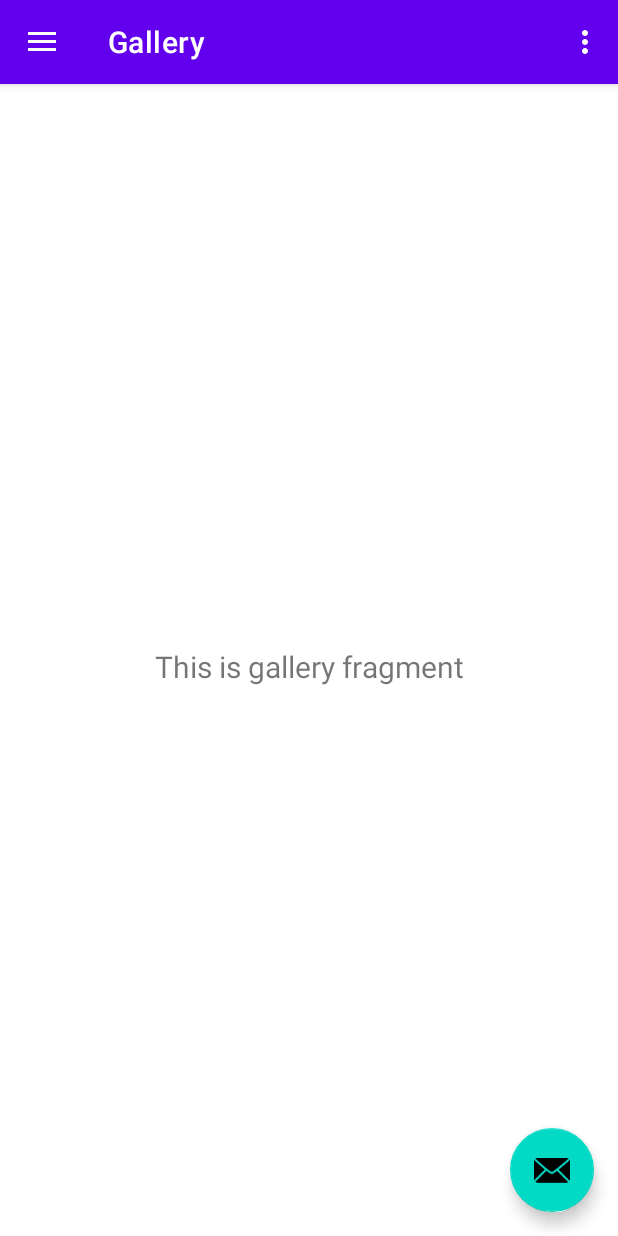
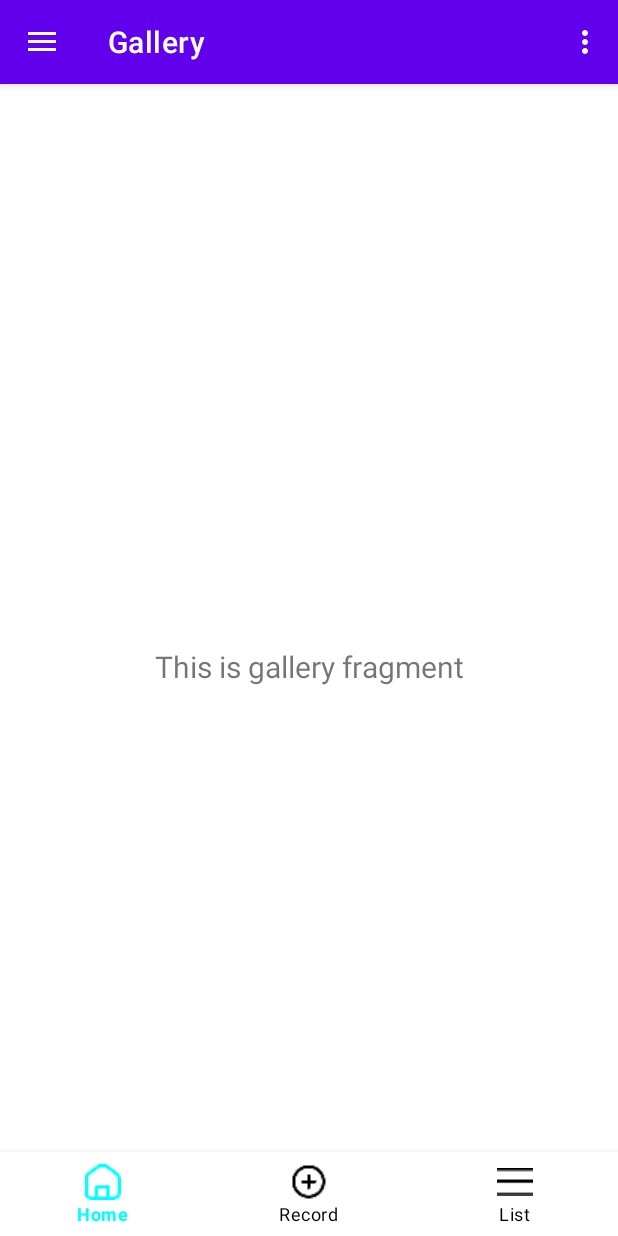
Before and after one commit to Srilashman/MilesTrack, an Android app: the screen it shows after launch (MainActivity), in the side drawer, after a tap on "Gallery", on a phone screen of 412 x 824 dp. Run offline under Robolectric (Android 15) with nearby library versions, the phone set to English and light mode, and no system bars; our stand-ins replace navigation-ui.

Commit message:
Add bottom nav view with functionality

```diff
--- a/app/src/main/java/com/sp/milestrack/MainActivity.java
+++ b/app/src/main/java/com/sp/milestrack/MainActivity.java
@@ -1,12 +1,15 @@
 package com.sp.milestrack;
 
 import android.os.Bundle;
+import android.view.MenuItem;
 import android.view.View;
 import android.view.Menu;
 
+import com.google.android.material.bottomnavigation.BottomNavigationView;
 import com.google.android.material.snackbar.Snackbar;
 import com.google.android.material.navigation.NavigationView;
 
+import androidx.annotation.NonNull;
 import androidx.navigation.NavController;
 import androidx.navigation.Navigation;
 import androidx.navigation.ui.AppBarConfiguration;
@@ -29,13 +32,13 @@ public class MainActivity extends AppCompatActivity {
         setContentView(binding.getRoot());
 
         setSupportActionBar(binding.appBarMain.toolbar);
-        binding.appBarMain.fab.setOnClickListener(new View.OnClickListener() {
-            @Override
-            public void onClick(View view) {
-                Snackbar.make(view, "Replace with your own action", Snackbar.LENGTH_LONG)
-                        .setAction("Action", null).show();
-            }
-        });
+//        binding.appBarMain.fab.setOnClickListener(new View.OnClickListener() {
+//            @Override
+//            public void onClick(View view) {
+//                Snackbar.make(view, "Replace with your own action", Snackbar.LENGTH_LONG)
+//                        .setAction("Action", null).show();
+//            }
+//        });
         DrawerLayout drawer = binding.drawerLayout;
         NavigationView navigationView = binding.navView;
         // Passing each menu ID as a set of Ids because each
@@ -47,6 +50,22 @@ public class MainActivity extends AppCompatActivity {
         NavController navController = Navigation.findNavController(this, R.id.nav_host_fragment_content_main);
         NavigationUI.setupActionBarWithNavController(this, navController, mAppBarConfiguration);
         NavigationUI.setupWithNavController(navigationView, navController);
+        BottomNavigationView bottomNavigationView = findViewById(R.id.bottomNavigationView);
+
+        bottomNavigationView.setOnNavigationItemSelectedListener(new BottomNavigationView.OnNavigationItemSelectedListener() {
+            @Override
+            public boolean onNavigationItemSelected(@NonNull MenuItem item) {
+                if (item.getItemId() == R.id.home) {
+                    navController.navigate(R.id.nav_home);
+                } else if (item.getItemId() == R.id.record) {
+                    navController.navigate(R.id.nav_gallery);
+                } else if (item.getItemId() == R.id.list) {
+                    navController.navigate(R.id.nav_slideshow);
+                }
+                else return false;
+                return true; // if in one of the if/if-else clauses
+            }
+        });
     }
 
     @Override
--- /dev/null
+++ b/app/src/main/res/color/ic_color_selector.xml
@@ -0,0 +1,7 @@
+<?xml version="1.0" encoding="utf-8"?>
+<selector xmlns:android="http://schemas.android.com/apk/res/android">
+    <!-- Selected state -->
+    <item android:color="#00FFFF" android:state_checked="true" /> <!-- Cyan for selected -->
+    <!-- Unselected state -->
+    <item android:color="#000000" android:state_checked="false" /> <!-- Black for unselected -->
+</selector>
--- a/app/src/main/res/layout/app_bar_main.xml
+++ b/app/src/main/res/layout/app_bar_main.xml
@@ -22,13 +22,22 @@
 
     <include layout="@layout/content_main" />
 
-    <com.google.android.material.floatingactionbutton.FloatingActionButton
+    <!--<com.google.android.material.floatingactionbutton.FloatingActionButton
         android:id="@+id/fab"
         android:layout_width="wrap_content"
         android:layout_height="wrap_content"
         android:layout_gravity="bottom|end"
         android:layout_marginEnd="@dimen/fab_margin"
         android:layout_marginBottom="16dp"
-        app:srcCompat="@android:drawable/ic_dialog_email" />
+        app:srcCompat="@android:drawable/ic_dialog_email" />-->
+    <com.google.android.material.bottomnavigation.BottomNavigationView
+        android:id="@+id/bottomNavigationView"
+        android:layout_width="wrap_content"
+        android:layout_height="wrap_content"
+        android:layout_gravity="bottom"
+        android:layout_marginBottom="0dp"
+        app:itemIconTint="@color/ic_color_selector"
+        app:itemTextColor="@color/ic_color_selector"
+        app:menu="@menu/bottom_nav_menu" />
 
 </androidx.coordinatorlayout.widget.CoordinatorLayout>
--- /dev/null
+++ b/app/src/main/res/menu/bottom_nav_menu.xml
@@ -0,0 +1,15 @@
+<?xml version="1.0" encoding="utf-8"?>
+<menu xmlns:android="http://schemas.android.com/apk/res/android">
+    <item
+        android:id="@+id/home"
+        android:icon="@drawable/ic_home"
+        android:title="Home" />
+    <item
+        android:id="@+id/record"
+        android:icon="@drawable/ic_record"
+        android:title="Record" />
+    <item
+        android:id="@+id/list"
+        android:icon="@drawable/ic_list"
+        android:title="List" />
+</menu>
```
Also changed, not shown: app/src/main/res/drawable-xxhdpi/ic_home.png (added), app/src/main/res/drawable-xxhdpi/ic_list.png (added), app/src/main/res/drawable-xxhdpi/ic_record.png (added).
